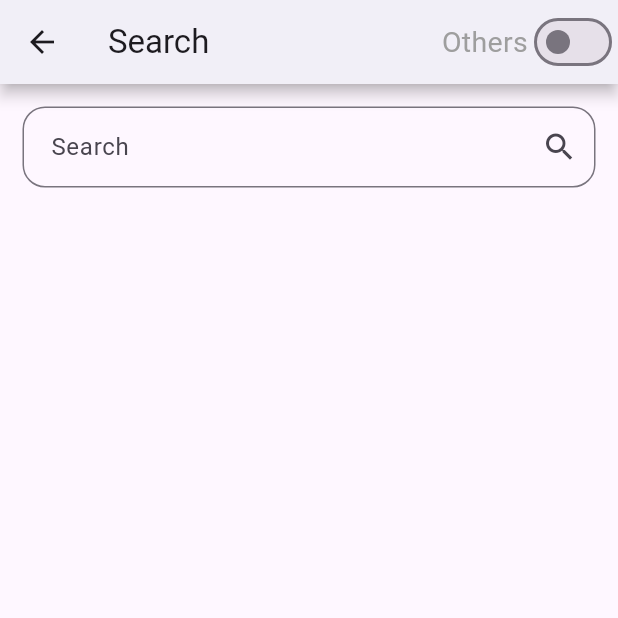
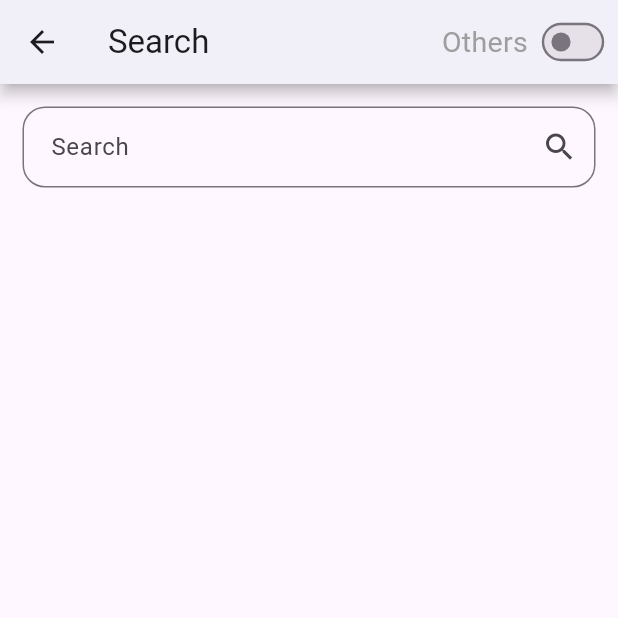
Before and after one commit to LeBaoTai/messenger-app, a Flutter app: the screen it shows once a user with an empty profile is signed in, item 2 of the bottom bar chosen, on a phone screen of 412 x 824 dp, the top half of it. Run offline on Flutter 3.47's test engine with Material 3 defaults, Android fonts, the phone set to English and light mode, and no system bars; our stand-ins replace cloud_firestore, email_validator, firebase_auth, firebase_core; accounts and stored records are empty.

```diff
--- a/lib/screens/home_screen.dart
+++ b/lib/screens/home_screen.dart
@@ -2,7 +2,7 @@ import 'package:cloud_firestore/cloud_firestore.dart';
 import 'package:firebase_auth/firebase_auth.dart';
 import 'package:flutter/material.dart';
 import 'package:messenger_app/screens/chat_screen.dart';
-import 'package:messenger_app/screens/groups_screen.dart';
+import 'package:messenger_app/screens/friends_screen.dart';
 import 'package:messenger_app/screens/profile_screen.dart';
 import 'package:messenger_app/screens/search_screen.dart';
 import 'package:messenger_app/services/auth/user_auth_service.dart';
@@ -66,7 +66,7 @@ class _HomeScreenState extends State<HomeScreen> {
             IconButton(
               onPressed: () {
                 Navigator.push(context,
-                    MaterialPageRoute(builder: (context) => GroupsScreen()));
+                    MaterialPageRoute(builder: (context) => FriendsScreen()));
               },
               icon: Icon(
                 Icons.people,
--- a/lib/screens/search_screen.dart
+++ b/lib/screens/search_screen.dart
@@ -1,5 +1,6 @@
 import 'package:flutter/cupertino.dart';
 import 'package:flutter/material.dart';
+import 'package:flutter/widgets.dart';
 
 class SearchScreen extends StatefulWidget {
   SearchScreen({Key? key}) : super(key: key);
@@ -11,6 +12,7 @@ class SearchScreen extends StatefulWidget {
 class _SearchScreenState extends State<SearchScreen> {
   final TextEditingController _searchController = TextEditingController();
   bool _isAddFriend = false;
+  String _input = '';
 
   @override
   Widget build(BuildContext context) {
@@ -28,10 +30,14 @@ class _SearchScreenState extends State<SearchScreen> {
               color: _isAddFriend ? Colors.black : Colors.grey,
             ),
           ),
-          Switch(
-            value: _isAddFriend,
-            onChanged: _toggleAddFriend,
-            activeColor: Colors.black45,
+          Transform.scale(
+            scale: 0.8,
+            child: Switch(
+              value: _isAddFriend,
+              onChanged: _toggleAddFriend,
+              activeColor: Colors.black45,
+              materialTapTargetSize: MaterialTapTargetSize.shrinkWrap, // Reduces the tap target size
+            ),
           ),
         ],
       ),
@@ -45,6 +51,7 @@ class _SearchScreenState extends State<SearchScreen> {
       children: [
         _buildSearchBar(),
         SizedBox.fromSize(size: const Size.fromHeight(30)),
+        _buildListFriends(),
       ],
     );
   }
@@ -52,8 +59,9 @@ class _SearchScreenState extends State<SearchScreen> {
   Widget _buildSearchBar() {
     return TextFormField(
       controller: _searchController,
+      onChanged: _handleSearching,
       decoration: InputDecoration(
-        contentPadding: EdgeInsets.all(15),
+        contentPadding: const EdgeInsets.all(15),
         suffixIcon: IconButton(
           onPressed: () {},
           icon: const Icon(Icons.search),
@@ -66,6 +74,17 @@ class _SearchScreenState extends State<SearchScreen> {
     );
   }
 
+  Widget _buildListFriends() {
+    return Center(
+      child: Text(_input),
+    );
+  }
+
+  void _handleSearching(String input) {
+    setState(() {
+    });
+  }
+
   void _toggleAddFriend(bool value) {
     setState(() {
       _isAddFriend = value;
```
Also changed, not shown: lib/screens/friends_screen.dart (renamed from lib/screens/groups_screen.dart, +4 -4 lines).
